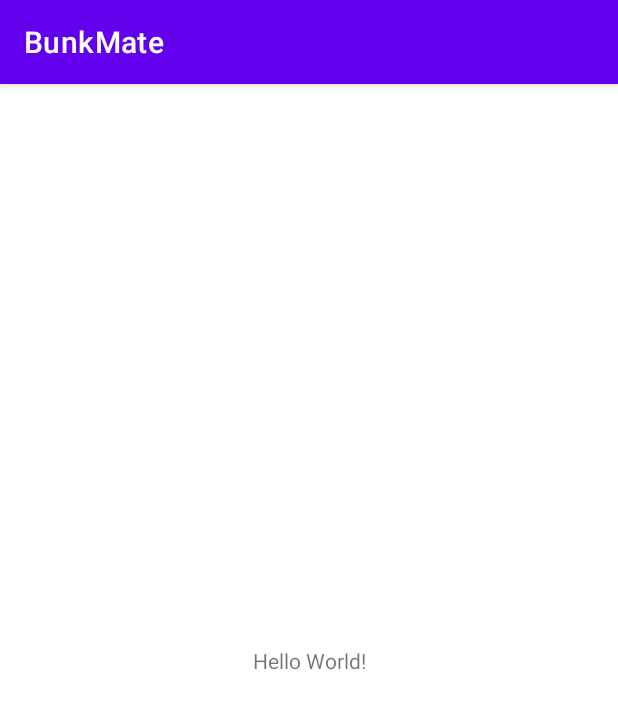
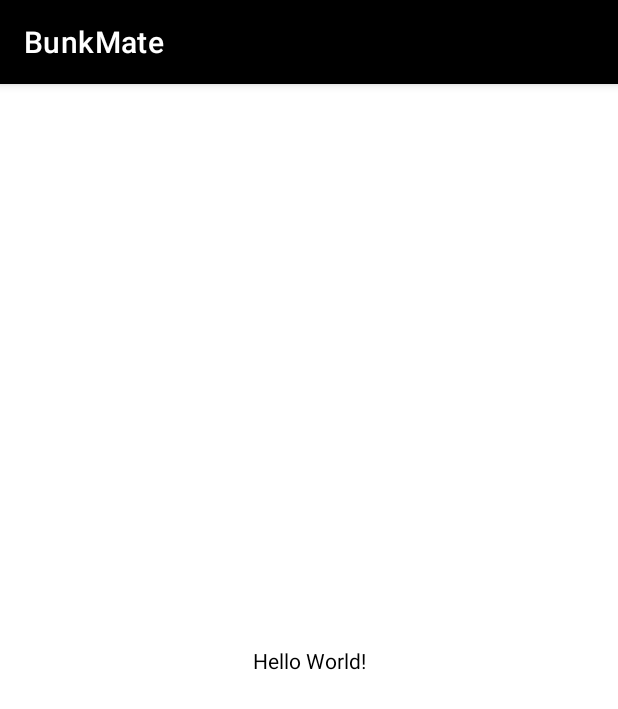
Before and after one commit to prateekthakur272/bunkmate-attandance-tracker, an Android app: the screen it shows after launch (MainActivity), on a phone screen of 412 x 824 dp. Shown: the top 709 px of the screen. Run offline under Robolectric (Android 15) with nearby library versions, the phone set to English and light mode, and no system bars.

Commit message:
changes themes and color resources

```diff
--- a/app/src/main/res/values-night/themes.xml
+++ b/app/src/main/res/values-night/themes.xml
@@ -1,16 +1,13 @@
-<resources xmlns:tools="http://schemas.android.com/tools">
+<resources>
     <!-- Base application theme. -->
     <style name="Theme.BunkMate" parent="Theme.MaterialComponents.DayNight.DarkActionBar">
         <!-- Primary brand color. -->
-        <item name="colorPrimary">@color/purple_200</item>
-        <item name="colorPrimaryVariant">@color/purple_700</item>
+        <item name="colorPrimary">@color/white</item>
+        <item name="colorPrimaryVariant">@color/black</item>
         <item name="colorOnPrimary">@color/black</item>
-        <!-- Secondary brand color. -->
-        <item name="colorSecondary">@color/teal_200</item>
-        <item name="colorSecondaryVariant">@color/teal_200</item>
-        <item name="colorOnSecondary">@color/black</item>
         <!-- Status bar color. -->
         <item name="android:statusBarColor">?attr/colorPrimaryVariant</item>
         <!-- Customize your theme here. -->
+        <item name="android:textColor">@color/white</item>
     </style>
 </resources>
--- a/app/src/main/res/values/colors.xml
+++ b/app/src/main/res/values/colors.xml
@@ -1,10 +1,8 @@
 <?xml version="1.0" encoding="utf-8"?>
 <resources>
-    <color name="purple_200">#FFBB86FC</color>
-    <color name="purple_500">#FF6200EE</color>
-    <color name="purple_700">#FF3700B3</color>
-    <color name="teal_200">#FF03DAC5</color>
-    <color name="teal_700">#FF018786</color>
     <color name="black">#FF000000</color>
+    <color name="shadow_black">#252525</color>
+    <color name="red">#D84242</color>
+    <color name="green">#58CF3C</color>
     <color name="white">#FFFFFFFF</color>
 </resources>
--- a/app/src/main/res/values/strings.xml
+++ b/app/src/main/res/values/strings.xml
@@ -1,3 +1,7 @@
 <resources>
     <string name="app_name">BunkMate</string>
+    <string name="title">Title</string>
+    <string name="press_if_not_attended">press if not attended</string>
+    <string name="percentage">Percentage</string>
+    <string name="press_if_attended">press_if_attended</string>
 </resources>
--- a/app/src/main/res/values/themes.xml
+++ b/app/src/main/res/values/themes.xml
@@ -1,16 +1,14 @@
-<resources xmlns:tools="http://schemas.android.com/tools">
+<resources>
     <!-- Base application theme. -->
     <style name="Theme.BunkMate" parent="Theme.MaterialComponents.DayNight.DarkActionBar">
         <!-- Primary brand color. -->
-        <item name="colorPrimary">@color/purple_500</item>
-        <item name="colorPrimaryVariant">@color/purple_700</item>
+        <item name="colorPrimary">@color/black</item>
+        <item name="colorPrimaryVariant">@color/black</item>
         <item name="colorOnPrimary">@color/white</item>
-        <!-- Secondary brand color. -->
-        <item name="colorSecondary">@color/teal_200</item>
-        <item name="colorSecondaryVariant">@color/teal_700</item>
-        <item name="colorOnSecondary">@color/black</item>
         <!-- Status bar color. -->
         <item name="android:statusBarColor">?attr/colorPrimaryVariant</item>
         <!-- Customize your theme here. -->
+        <item name="android:textColor">@color/black</item>
+
     </style>
 </resources>
```
